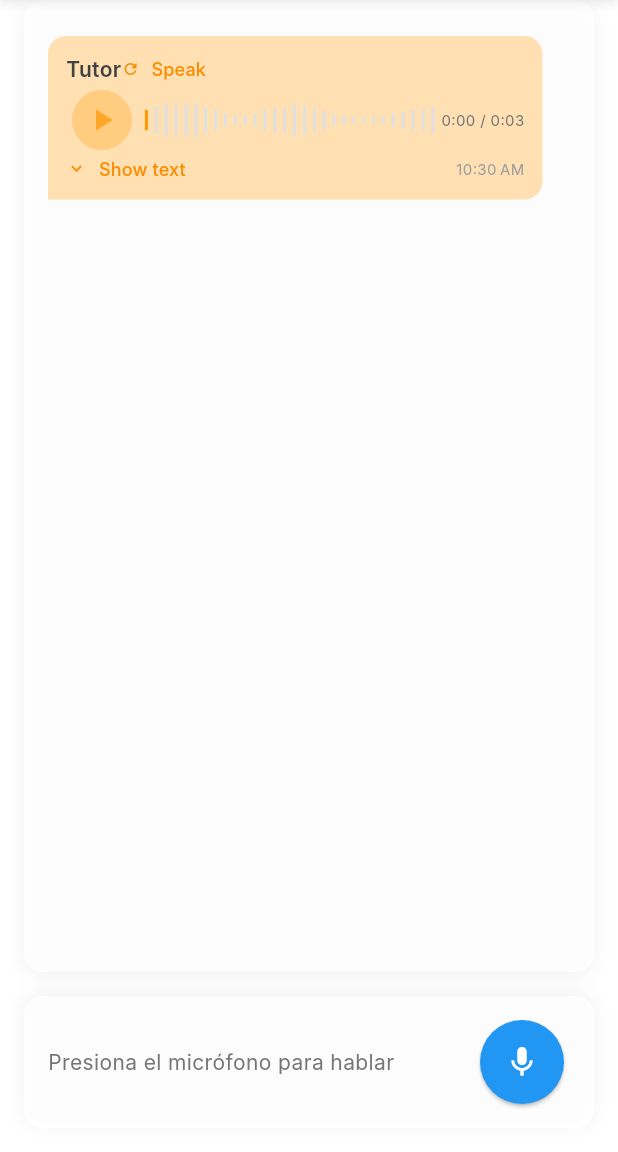
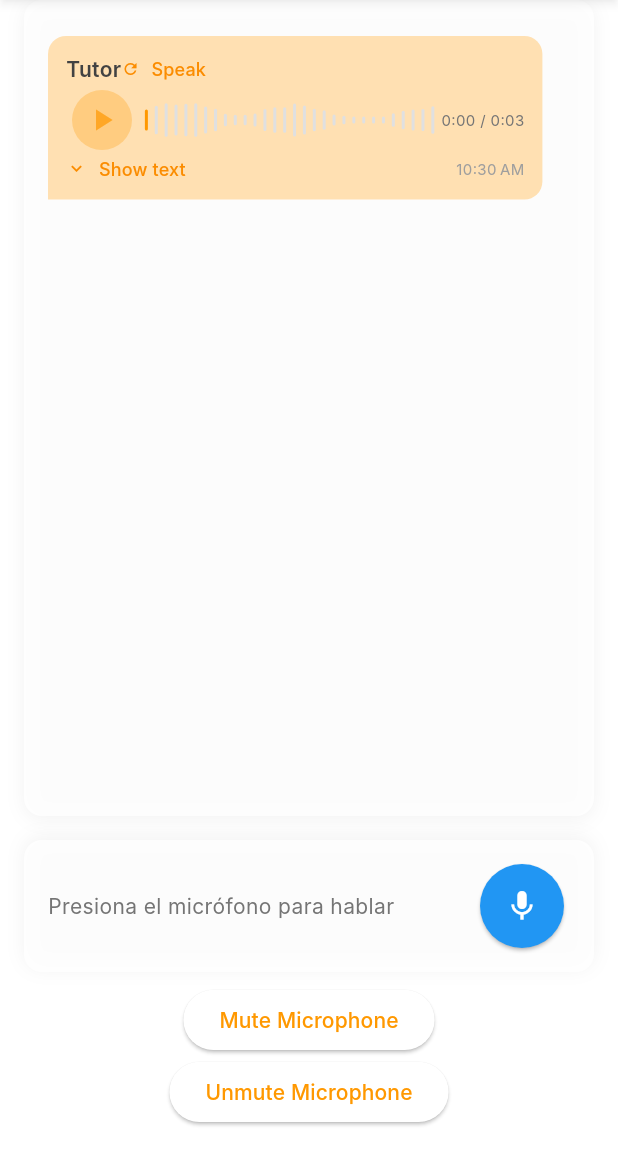
Before and after one commit to ratiebareeng/habla-conmigo, a Flutter app: the screen it shows after launch, on a phone screen of 412 x 824 dp, the part 84-1236 px from its top. Run offline on Flutter 3.47's test engine with Material 3 defaults, Android fonts, the light colour scheme and no system bars; drawn by our look-alikes of flutter_animate; our stand-ins replace flutter_tts, shared_preferences, speech_to_text; missing offline and left inert: vapi; Roboto replaces fonts that are missing (Inter); statements that could not run were skipped.

Commit message:
Update homepage

```diff
--- a/lib/screens/home_screen.dart
+++ b/lib/screens/home_screen.dart
@@ -3,6 +3,7 @@ import 'package:flutter_tts/flutter_tts.dart';
 import 'package:habla_conmigo/models/chat.dart';
 import 'package:habla_conmigo/providers/theme_provider.dart';
 import 'package:habla_conmigo/services/mock_ai_service.dart';
+import 'package:habla_conmigo/services/vapi_api_service.dart';
 import 'package:habla_conmigo/widgets/widgets.dart';
 import 'package:provider/provider.dart';
 import 'package:speech_to_text/speech_to_text.dart' as stt;
@@ -32,6 +33,9 @@ class _HomeScreenState extends State<HomeScreen> {
   // Text-to-speech
   final FlutterTts _flutterTts = FlutterTts();
   bool _ttsAvailable = false;
+
+  // Vapi API service
+  final VapiApiService _vapiService = VapiApiService.instance;
 
   @override
   Widget build(BuildContext context) {
@@ -85,7 +89,9 @@ class _HomeScreenState extends State<HomeScreen> {
             // Voice controls
             Padding(
               padding: const EdgeInsets.all(16.0),
-              child: VoiceControls(
+              child: Column(
+                children: [
+                  VoiceControls(
                     isListening: _isListening,
                     isSpeaking: _isSpeaking,
                     isLoading: _isLoading,
@@ -94,6 +100,17 @@ class _HomeScreenState extends State<HomeScreen> {
                     onSendMessage: _handleSendMessage,
                     onSkipAiSpeaking: _handleSkipSpeaking,
                     onRetryLastSpeech: _handleRetryLastSpeech,
+                  ),
+                  const SizedBox(height: 8),
+                  ElevatedButton(
+                    onPressed: () => _toggleMuteMic(true),
+                    child: const Text('Mute Microphone'),
+                  ),
+                  ElevatedButton(
+                    onPressed: () => _toggleMuteMic(false),
+                    child: const Text('Unmute Microphone'),
+                  ),
+                ],
               ),
             ),
 
@@ -119,6 +136,7 @@ class _HomeScreenState extends State<HomeScreen> {
   void dispose() {
     _speech.stop();
     _flutterTts.stop();
+    _vapiService.stop();
     super.dispose();
   }
 
@@ -127,6 +145,7 @@ class _HomeScreenState extends State<HomeScreen> {
     super.initState();
     _initSpeech();
     _initTts();
+    _initVapi();
 
     // Add initial greeting
     _messages.add(
@@ -263,6 +282,25 @@ class _HomeScreenState extends State<HomeScreen> {
     setState(() {});
   }
 
+  // Initialize Vapi service
+  Future<void> _initVapi() async {
+    _vapiService.listen().listen((event) {
+      if (event.label == "message") {
+        setState(() {
+          _voiceDebugInfo = 'Vapi Message: ${event.value}';
+        });
+      }
+    });
+
+    // try {
+    //   await _vapiService.start(); // Start the Vapi call
+    // } catch (e) {
+    //   setState(() {
+    //     _voiceDebugInfo = 'Error starting Vapi: $e';
+    //   });
+    // }
+  }
+
   // Speak text
   Future<void> _speak(String text) async {
     if (!_ttsAvailable) {
@@ -318,4 +356,18 @@ class _HomeScreenState extends State<HomeScreen> {
       _startListening();
     }
   }
+
+  // Toggle microphone mute
+  void _toggleMuteMic(bool mute) {
+    try {
+      _vapiService.muteMic(mute);
+      setState(() {
+        _voiceDebugInfo = mute ? 'Microphone muted' : 'Microphone unmuted';
+      });
+    } catch (e) {
+      setState(() {
+        _voiceDebugInfo = 'Error toggling mute: $e';
+      });
     }
+  }
+}
```
Lines whose indentation alone changed are shown as unchanged.
